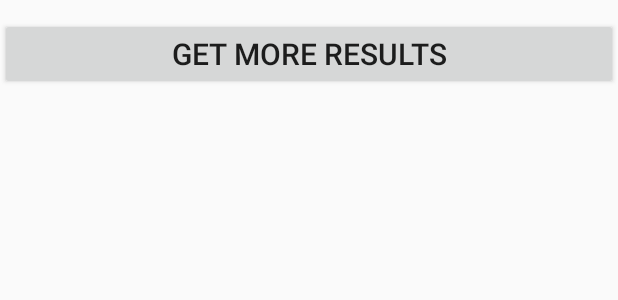
After one commit to jsingh-jasmeet/StackOverflowClient, an Android app: the layout get_more_results_textview.xml on its own in the app's theme, with its tools: preview values and no code run, on a phone screen of 412 x 824 dp. The commit adds this screen. Shown: the top 300 px of the screen. Run offline under Robolectric (Android 15) with nearby library versions, the phone set to English and light mode, and no system bars.

Commit message:
Modified MainActivity. Searching for a query now only fetches 10 results. Users can scroll down to the end and click 'Get More Results' button to fetch 10 more results, and so on.

```diff
--- /dev/null
+++ b/app/src/main/res/layout/get_more_results_textview.xml
@@ -0,0 +1,13 @@
+<?xml version="1.0" encoding="utf-8"?>
+
+
+<Button xmlns:android="http://schemas.android.com/apk/res/android"
+
+    android:id="@+id/get_more_results_textview"
+    android:layout_width="match_parent"
+    android:layout_height="wrap_content"
+    android:layout_marginBottom="12dp"
+    android:layout_marginTop="12dp"
+    android:gravity="center"
+    android:text="@string/get_more_results"
+    android:textSize="20sp"></Button>
--- a/app/src/main/res/values/strings.xml
+++ b/app/src/main/res/values/strings.xml
@@ -10,4 +10,6 @@
     <string name="asked_by">asked by</string>
 
     <string name="empty_search_box">Please enter something in the search field</string>
+
+    <string name="get_more_results">Get more results</string>
 </resources>
```
Also changed, not shown: app/src/main/java/com/example/jasmeet/stackoverflowclient/Answer.java (added, +8 -0 lines), app/src/main/java/com/example/jasmeet/stackoverflowclient/MainActivity.java (+47 -15 lines), app/src/main/res/layout/activity_main.xml (+17 -4 lines).
